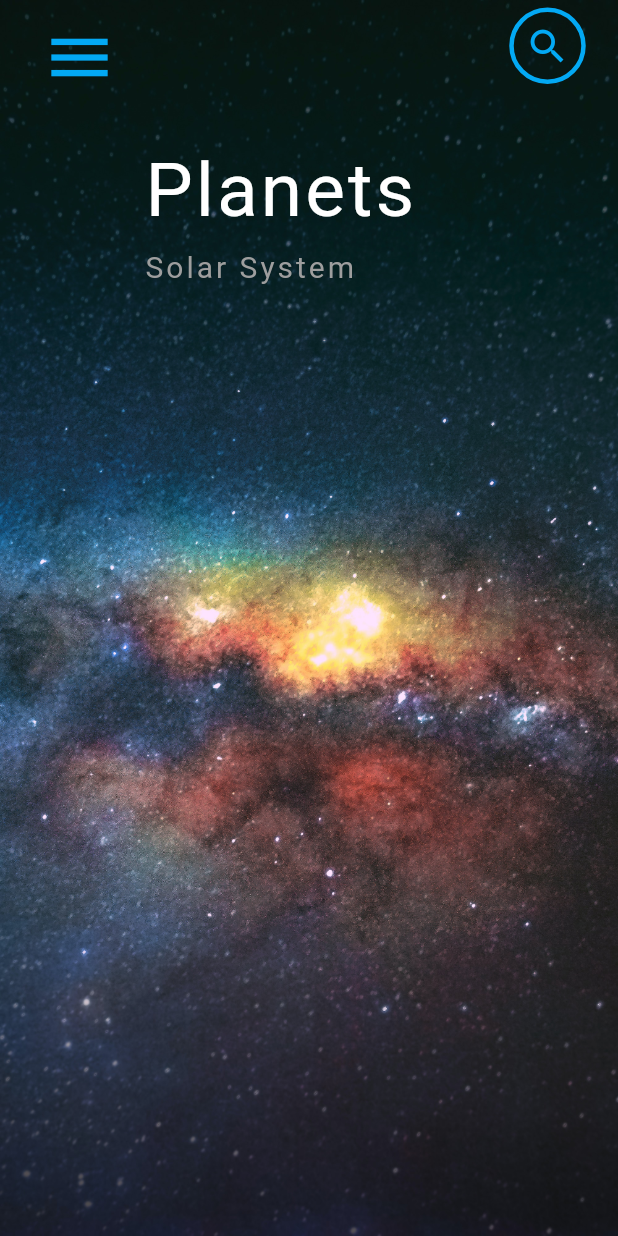
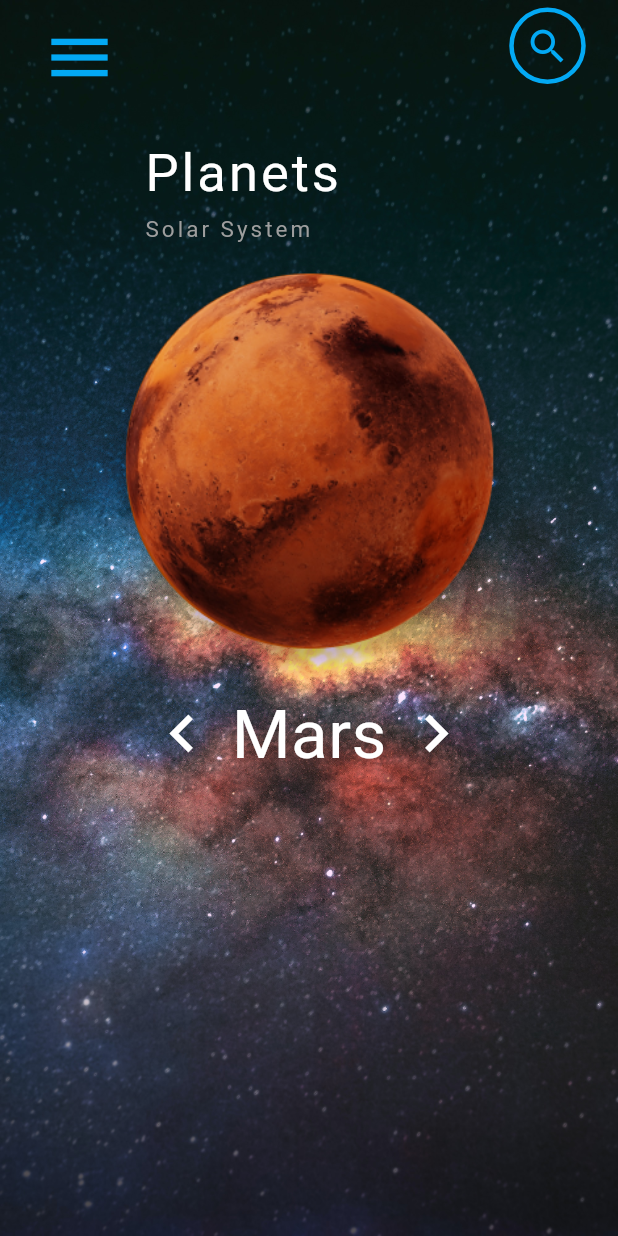
Before and after one commit to ForhadIsrafil/space-mobile-app-by-flutter, a Flutter app: the screen it shows after launch, on a phone screen of 412 x 824 dp. Run offline on Flutter 3.47's test engine with Material 3 defaults, Android fonts, the phone set to English and light mode, and no system bars.

Commit message:
button, image done

```diff
--- a/lib/PlantsPages/PlantsPages.dart
+++ b/lib/PlantsPages/PlantsPages.dart
@@ -60,17 +60,46 @@ class _PlantsPagesState extends State<PlantsPages> {
               child: ListTile(
                 title: Text("Planets",
                     style: TextStyle(
-                        color: Colors.white, fontSize: 50.0, letterSpacing: 2)),
+                        color: Colors.white, fontSize: 35.0, letterSpacing: 2)),
                 subtitle: Text("Solar System",
                     style: TextStyle(
-                        color: Colors.grey, fontSize: 20.0, letterSpacing: 2)),
+                        color: Colors.grey, fontSize: 15.0, letterSpacing: 2)),
               ),
             ),
-            Container(
-                decoration: const BoxDecoration(
-              image: DecorationImage(
-                  image: AssetImage("images/mars.png"), fit: BoxFit.fitWidth),
-            ))
+            const Center(
+              child: Image(
+                image: AssetImage("images/mars.png"),
+                height: 285.0,
+                width: 279.0,
+              ),
+            ),
+            Row(
+              mainAxisAlignment: MainAxisAlignment.center,
+              children: [
+                IconButton(
+                  iconSize: 50.0,
+                  onPressed: () {},
+                  style: TextButton.styleFrom(
+                      backgroundColor: Colors.transparent,
+                      iconColor: Colors.white),
+                  icon: const Icon(Icons.chevron_left),
+                  splashColor: Colors.cyan,
+                ),
+                const Text(
+                  "Mars",
+                  style: TextStyle(color: Colors.white, fontSize: 45.0),
+                ),
+                IconButton(
+                  iconSize: 50.0,
+                  onPressed: () {},
+                  style: TextButton.styleFrom(
+                      backgroundColor: Colors.transparent,
+                      iconColor: Colors.white),
+                  icon: const Icon(Icons.chevron_right),
+                  splashColor: Colors.cyan,
+                ),
+              ],
+            )
           ],
         ),
       ),
```
